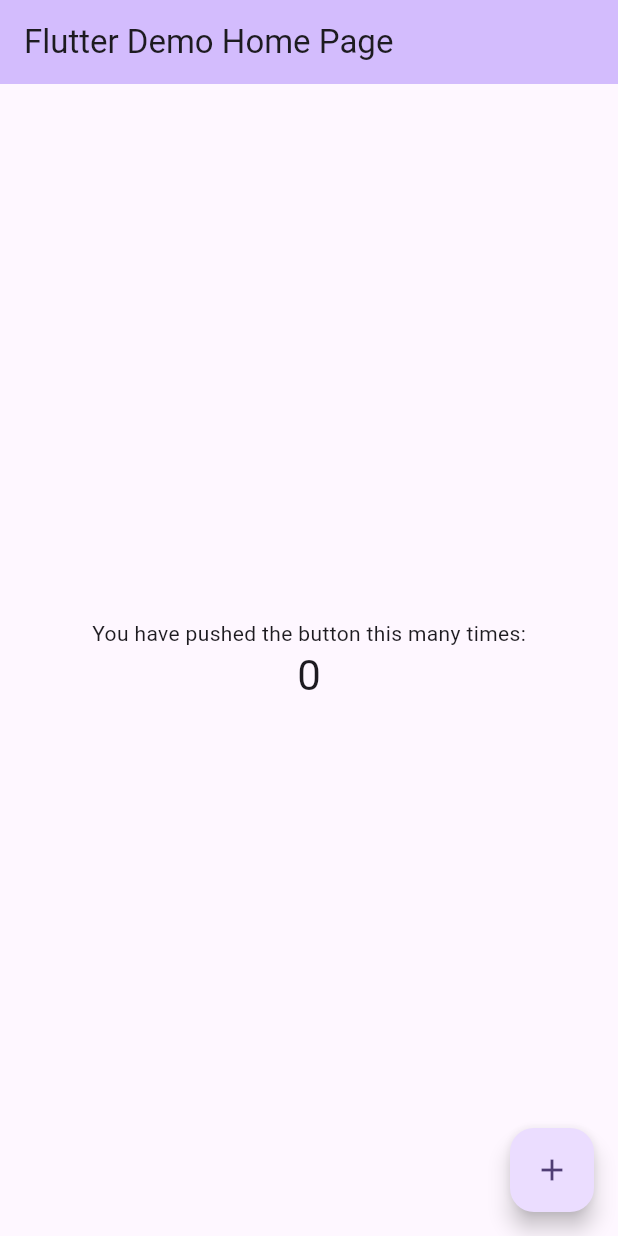
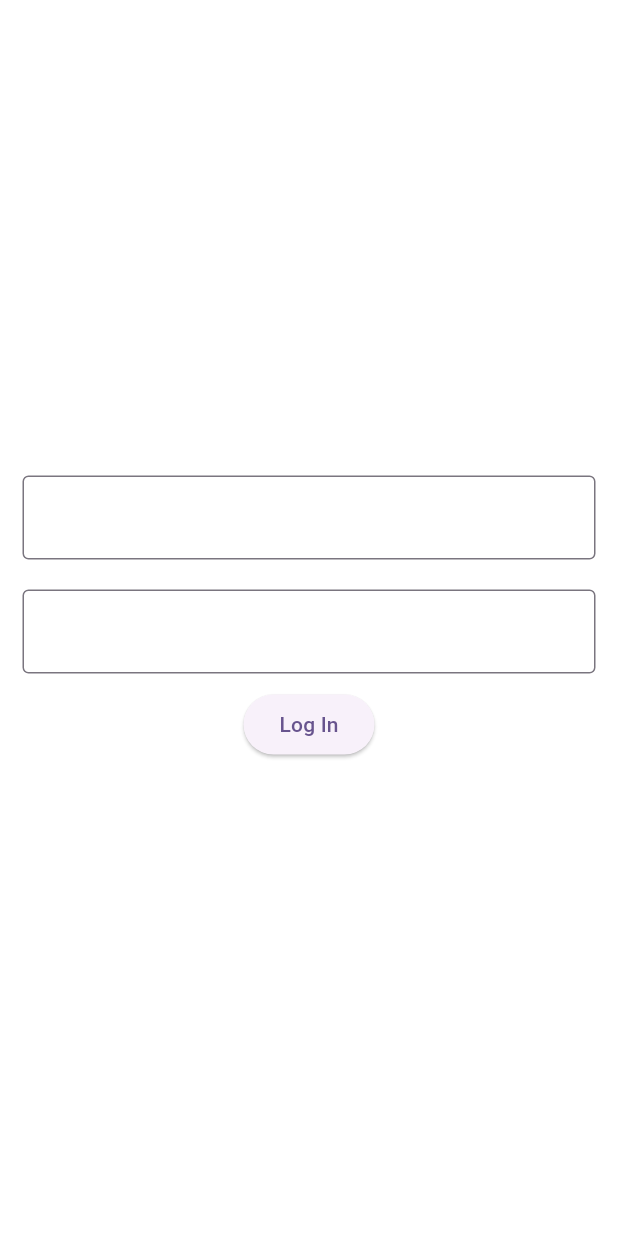
Before and after one commit to MrAzimzadeh/flutter-1-git, a Flutter app: the screen it shows after launch, on a phone screen of 412 x 824 dp. Run offline on Flutter 3.47's test engine with Material 3 defaults, Android fonts, the phone set to English and light mode, and no system bars.

Commit message:
created textfields and button

```diff
--- a/lib/main.dart
+++ b/lib/main.dart
@@ -11,98 +11,44 @@ class MyApp extends StatelessWidget {
   @override
   Widget build(BuildContext context) {
     return MaterialApp(
+      debugShowCheckedModeBanner: false,
       title: 'Flutter Salm',
       theme: ThemeData(
-
         colorScheme: ColorScheme.fromSeed(seedColor: Colors.deepPurple),
       ),
-      home: const MyHomePage(title: 'Flutter Demo Home Page'),
+      home: const HomeScreen(),
     );
   }
 }
 
-class MyHomePage extends StatefulWidget {
-  const MyHomePage({super.key, required this.title});
-
-  // This widget is the home page of your application. It is stateful, meaning
-  // that it has a State object (defined below) that contains fields that affect
-  // how it looks.
-
-  // This class is the configuration for the state. It holds the values (in this
-  // case the title) provided by the parent (in this case the App widget) and
-  // used by the build method of the State. Fields in a Widget subclass are
-  // always marked "final".
-
-  final String title;
-
-  @override
-  State<MyHomePage> createState() => _MyHomePageState();
-}
-
-class _MyHomePageState extends State<MyHomePage> {
-  int _counter = 0;
-
-  void _incrementCounter() {
-    setState(() {
-      // This call to setState tells the Flutter framework that something has
-      // changed in this State, which causes it to rerun the build method below
-      // so that the display can reflect the updated values. If we changed
-      // _counter without calling setState(), then the build method would not be
-      // called again, and so nothing would appear to happen.
-      _counter++;
-    });
-  }
+class HomeScreen extends StatelessWidget {
+  const HomeScreen({super.key});
 
   @override
   Widget build(BuildContext context) {
-    // This method is rerun every time setState is called, for instance as done
-    // by the _incrementCounter method above.
-    //
-    // The Flutter framework has been optimized to make rerunning build methods
-    // fast, so that you can just rebuild anything that needs updating rather
-    // than having to individually change instances of widgets.
-    return Scaffold(
-      appBar: AppBar(
-        // TRY THIS: Try changing the color here to a specific color (to
-        // Colors.amber, perhaps?) and trigger a hot reload to see the AppBar
-        // change color while the other colors stay the same.
-        backgroundColor: Theme.of(context).colorScheme.inversePrimary,
-        // Here we take the value from the MyHomePage object that was created by
-        // the App.build method, and use it to set our appbar title.
-        title: Text(widget.title),
-      ),
-      body: Center(
-        // Center is a layout widget. It takes a single child and positions it
-        // in the middle of the parent.
-        child: Column(
-          // Column is also a layout widget. It takes a list of children and
-          // arranges them vertically. By default, it sizes itself to fit its
-          // children horizontally, and tries to be as tall as its parent.
-          //
-          // Column has various properties to control how it sizes itself and
-          // how it positions its children. Here we use mainAxisAlignment to
-          // center the children vertically; the main axis here is the vertical
-          // axis because Columns are vertical (the cross axis would be
-          // horizontal).
-          //
-          // TRY THIS: Invoke "debug painting" (choose the "Toggle Debug Paint"
-          // action in the IDE, or press "p" in the console), to see the
-          // wireframe for each widget.
-          mainAxisAlignment: MainAxisAlignment.center,
-          children: <Widget>[
-            const Text('You have pushed the button this many times:'),
-            Text(
-              '$_counter',
-              style: Theme.of(context).textTheme.headlineMedium,
+    return SafeArea(
+      child: Scaffold(
+        backgroundColor: Colors.white,
+        body: Center(
+          child: Padding(
+            padding: const EdgeInsets.symmetric(horizontal: 15.0),
+            child: Column(
+              mainAxisAlignment: MainAxisAlignment.center,
+              children: [
+                TextField(decoration: InputDecoration(border: _buildBorder())),
+                SizedBox(height: 20),
+                TextField(decoration: InputDecoration(border: _buildBorder())),
+                SizedBox(height: 10),
+                ElevatedButton(onPressed: () {}, child: Text("Log In")),
+              ],
             ),
-          ],
+          ),
         ),
       ),
-      floatingActionButton: FloatingActionButton(
-        onPressed: _incrementCounter,
-        tooltip: 'Increment',
-        child: const Icon(Icons.add),
-      ), // This trailing comma makes auto-formatting nicer for build methods.
     );
   }
+
+  OutlineInputBorder _buildBorder() {
+    return OutlineInputBorder();
+  }
 }
```
Also changed, not shown: 2 other files.
